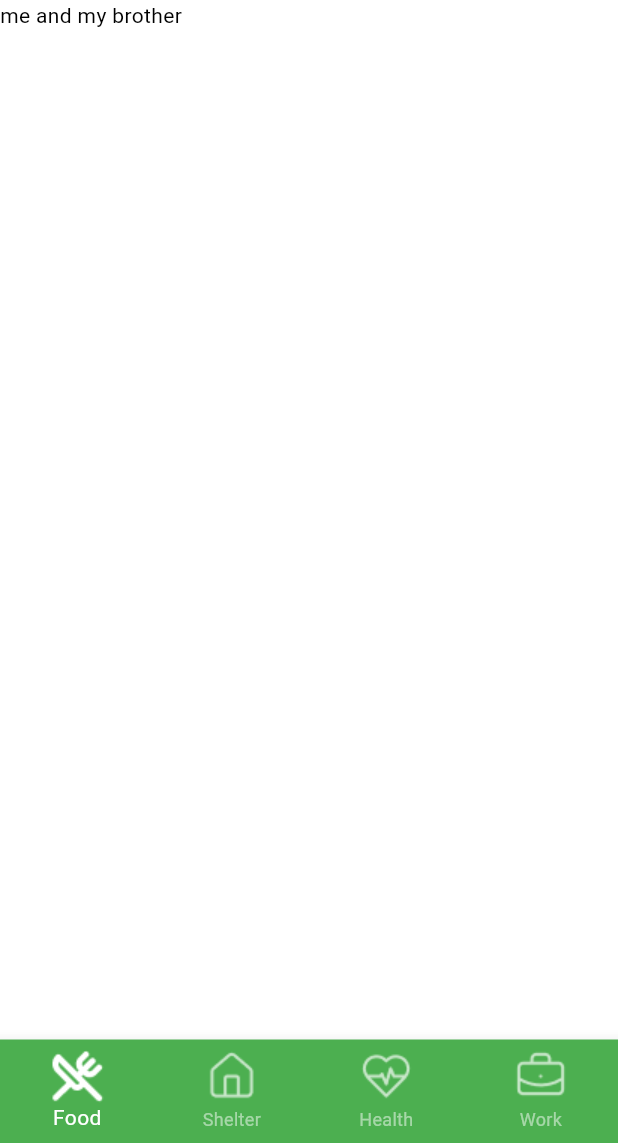
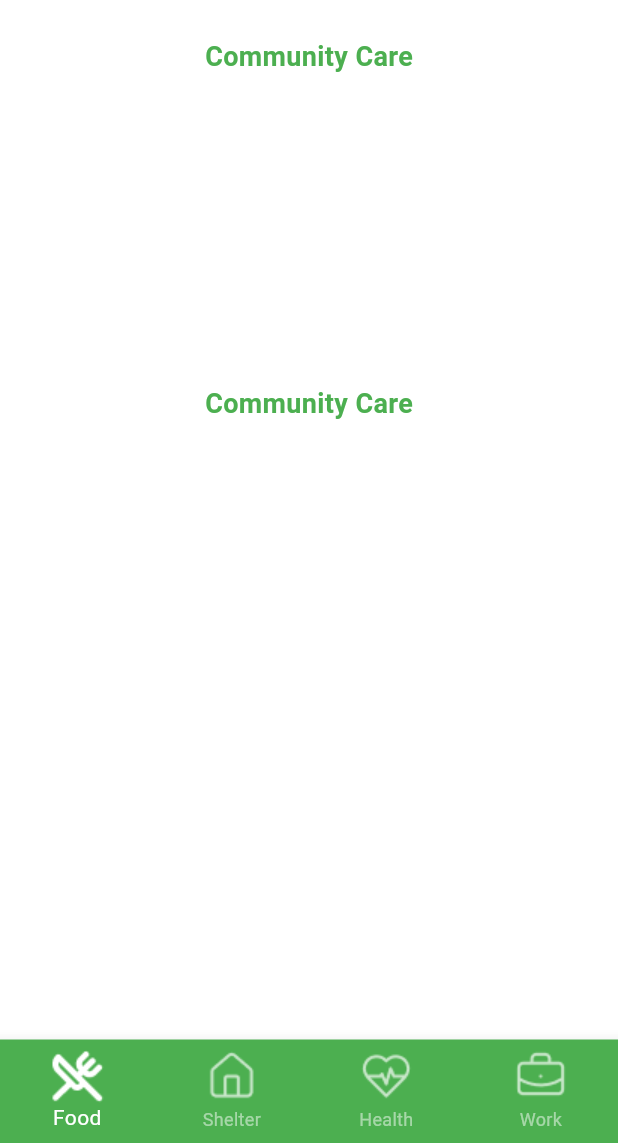
Before and after one commit to Noorullah178632/internship_project, a Flutter app: the screen it shows after launch, on a phone screen of 412 x 824 dp, the part 93-1236 px from its top. Run offline on Flutter 3.47's test engine with Material 3 defaults, Android fonts, the phone set to English and light mode, and no system bars.

Commit message:
new data

```diff
--- a/lib/main.dart
+++ b/lib/main.dart
@@ -1,7 +1,6 @@
 import 'package:first_app/utils/Routes/routes.dart';
 import 'package:first_app/utils/Routes/routes_navigation.dart';
 import 'package:first_app/view_models/bottom_view_nav.dart';
-import 'package:first_app/view_models/drawer_view_models.dart';
 
 import 'package:flutter/material.dart';
 import 'package:provider/provider.dart';
@@ -9,10 +8,7 @@ import 'package:provider/provider.dart';
 void main() {
   runApp(
     MultiProvider(
-      providers: [
-        ChangeNotifierProvider(create: (_) => BottomNav()),
-        ChangeNotifierProvider(create: (cu) => DrawerViewModels()),
-      ],
+      providers: [ChangeNotifierProvider(create: (_) => BottomNav())],
       child: MyApp(),
     ),
   );
--- a/lib/utils/Appcolors.dart
+++ b/lib/utils/Appcolors.dart
@@ -1,5 +1,5 @@
 import 'package:flutter/material.dart';
 
 class Appcolors {
-  static const primarColor = Color(0x4CAF50);
+  static Color primarColor = Color(0XFF4CAF50);
 }
--- a/lib/view_models/drawer_view_models.dart
+++ /dev/null
@@ -1,12 +0,0 @@
-//making class for Drawer
-import 'package:flutter/material.dart';
-
-//make a class to control the scaffold state using global key
-class DrawerViewModels extends ChangeNotifier {
-  //make a key for drawer to handle it manually
-  GlobalKey<ScaffoldState> drawerkey = GlobalKey<ScaffoldState>();
-  void openDrawer() {
-    drawerkey.currentState!.openDrawer();
-    notifyListeners();
-  }
-}
--- /dev/null
+++ b/lib/views/homescreens/containerWidget.dart
@@ -0,0 +1,38 @@
+import 'package:first_app/utils/Appcolors.dart';
+import 'package:flutter/material.dart';
+
+class Containerwidget extends StatefulWidget {
+  const Containerwidget({super.key});
+
+  @override
+  State<Containerwidget> createState() => _ContainerwidgetState();
+}
+
+class _ContainerwidgetState extends State<Containerwidget> {
+  @override
+  Widget build(BuildContext context) {
+    //decide width and height
+    final screenWidth = MediaQuery.of(context).size.width;
+    final screenHeight = MediaQuery.of(context).size.height;
+    return GestureDetector(
+      child: Container(
+        margin: EdgeInsets.only(left: 15, right: 15, top: 25),
+
+        width: screenWidth * 1,
+        height: screenHeight * 0.25,
+        child: Column(
+          children: [
+            Text(
+              "Community Care",
+              style: TextStyle(
+                fontSize: 18,
+                fontWeight: FontWeight.w700,
+                color: Appcolors.primarColor,
+              ),
+            ),
+          ],
+        ),
+      ),
+    );
+  }
+}
--- a/lib/views/homescreens/homescreens.dart
+++ b/lib/views/homescreens/homescreens.dart
@@ -1,5 +1,5 @@
 import 'package:first_app/view_models/bottom_view_nav.dart';
-import 'package:first_app/view_models/drawer_view_models.dart';
+import 'package:first_app/views/homescreens/containerWidget.dart';
 import 'package:first_app/views/homescreens/drawer_view_screen.dart';
 
 import 'package:flutter/material.dart';
@@ -13,9 +13,6 @@ class Homescreens extends StatefulWidget {
 }
 
 class _HomescreensState extends State<Homescreens> {
-  //make a instance for open drawer
-  final DrawerViewModels drawerViewModels = DrawerViewModels();
-
   @override
   Widget build(BuildContext context) {
     return Consumer<BottomNav>(
@@ -83,11 +80,8 @@ class _HomescreensState extends State<Homescreens> {
 
           backgroundColor: Colors.white,
 
-          body: Container(
-            child: Text(
-              "me and my brother",
-              style: TextStyle(color: Colors.black),
-            ),
+          body: SingleChildScrollView(
+            child: Column(children: [Containerwidget(), Containerwidget()]),
           ),
           //bottom Navigation Bar
           bottomNavigationBar: BottomNavigationBar(
```
Also changed, not shown: assets/images/icons/phone.png (added), assets/images/icons/users.png (added).
